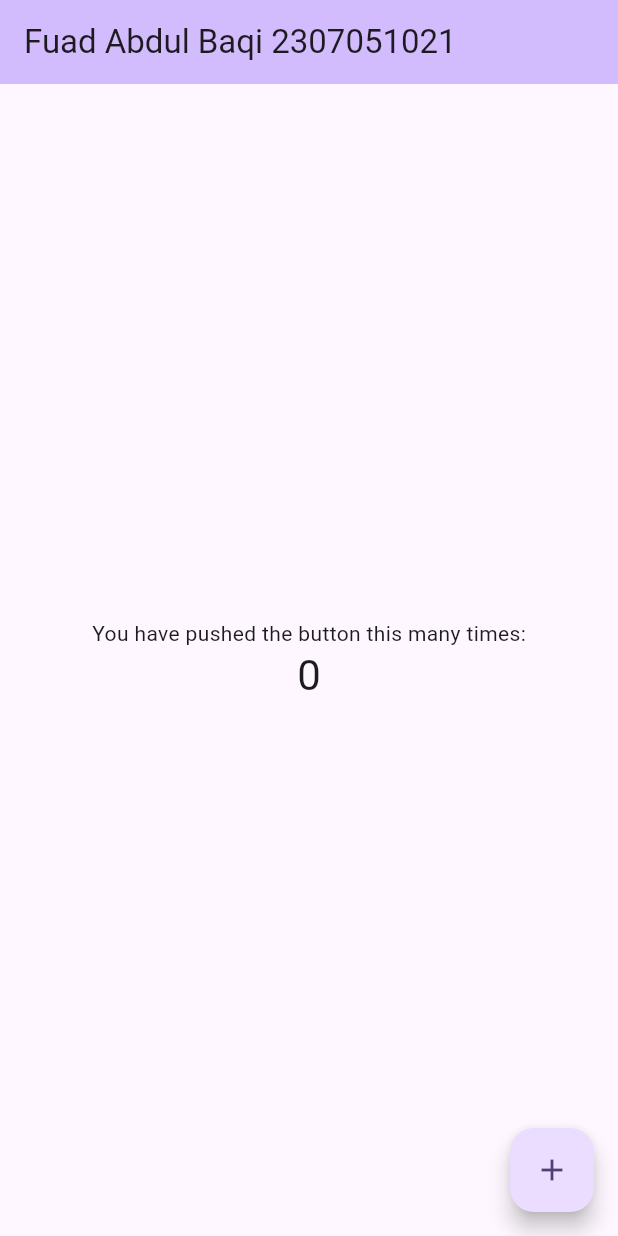
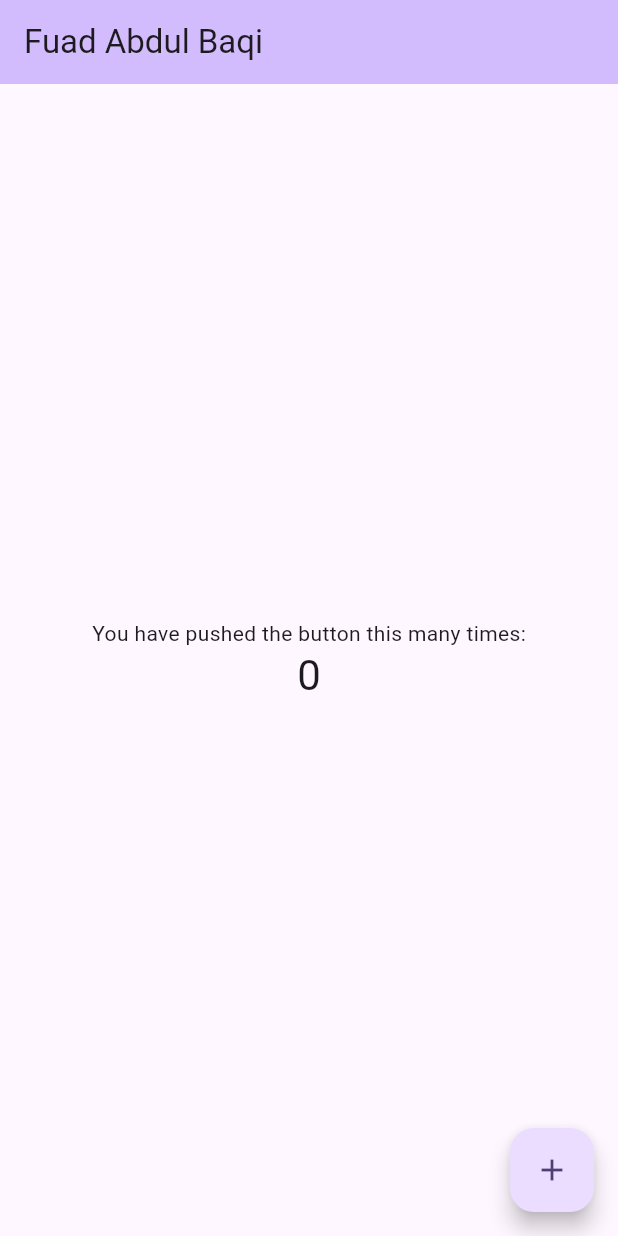
Before and after one commit to abdlbaqi/prak-mobilelanjut-2307051021, a Flutter app: the screen it shows after launch, on a phone screen of 412 x 824 dp. Run offline on Flutter 3.47's test engine with Material 3 defaults, Android fonts, the phone set to English and light mode, and no system bars.

Commit message:
pertemuan ke-2

```diff
--- a/lib/main.dart
+++ b/lib/main.dart
@@ -30,7 +30,7 @@ class MyApp extends StatelessWidget {
         // tested with just a hot reload.
         colorScheme: ColorScheme.fromSeed(seedColor: Colors.deepPurple),
       ),
-      home: const MyHomePage(title: 'Fuad Abdul Baqi 2307051021'),
+      home: const MyHomePage(title: 'Fuad Abdul Baqi'),
     );
   }
 }
```
